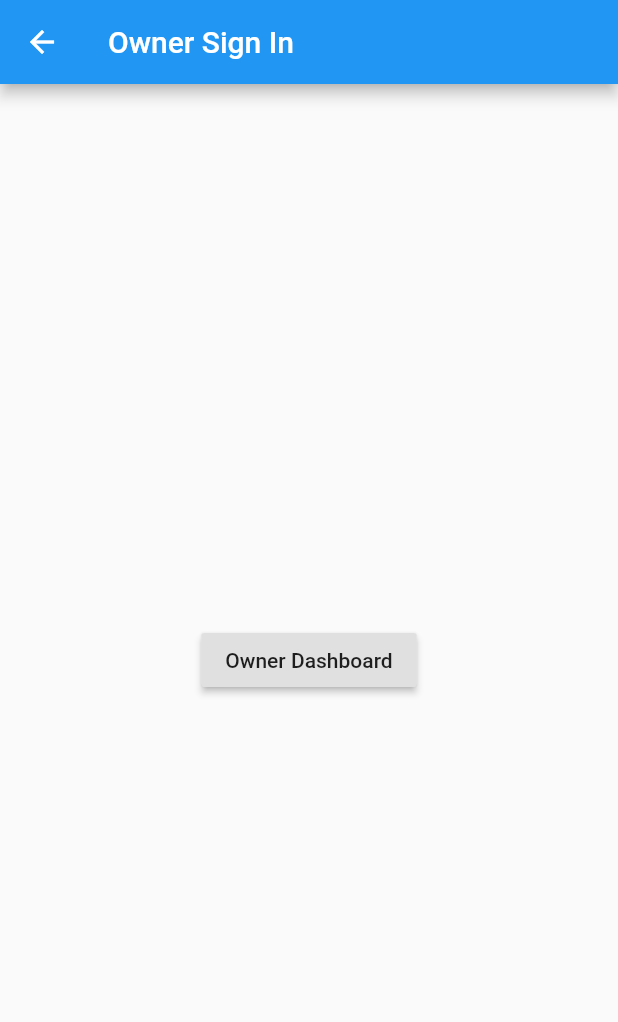
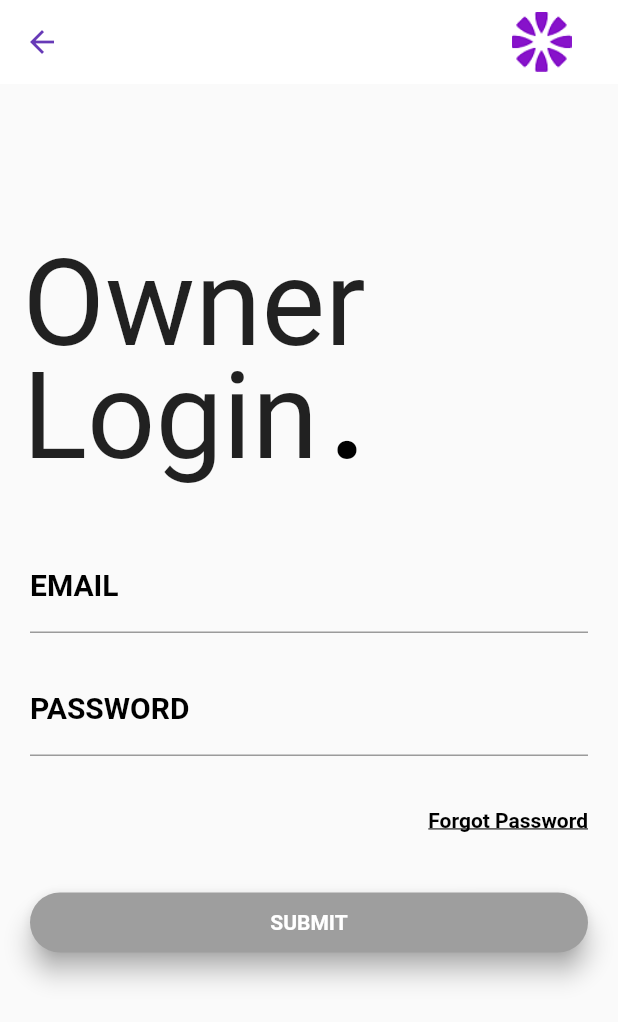
Before and after one commit to veronicakate/f_e_access_the_city, a Flutter app: the OwnerSignIn screen opened directly, on a phone screen of 412 x 824 dp. Shown: the top 1022 px of the screen. Run offline on Flutter 3.47's test engine with Material 2 defaults, Android fonts, the phone set to English and light mode, and no system bars; Roboto replaces fonts that are missing (Monstserrat, Montserrat).

Commit message:
update user login page to match user login

```diff
--- a/access_the_city/lib/pages/owners/sign_in_owner.dart
+++ b/access_the_city/lib/pages/owners/sign_in_owner.dart
@@ -5,20 +5,165 @@ class OwnerSignIn extends StatelessWidget {
   @override
   Widget build(BuildContext context) {
     return Scaffold(
+      resizeToAvoidBottomPadding: false,
         appBar: AppBar(
-        title: Text("Owner Sign In"),
+
+        backgroundColor: Colors.white,
+         elevation:0.0,
+
+    title: Row(
+     crossAxisAlignment:CrossAxisAlignment.center,
+      mainAxisAlignment:MainAxisAlignment.end,
+    children:[
+      Image.asset("images/logo.png", width:70.0,height:40.0),
+      Container(
+        // padding:const EdgeInsets.all(20.0),
+      )
+      ]
     ),
-      body: Center(
-        child: RaisedButton(
-          child: Text('Owner Dashboard'),
-          onPressed: () {
+        iconTheme: IconThemeData(color: Colors.deepPurple),
+                // iconTheme: IconThemeData(color: Colors.red,size:100, opacity: 1),
+
+      ),
+
+      body: Column(
+        crossAxisAlignment: CrossAxisAlignment.start,
+      children: <Widget>[
+        Container(
+          child: Stack(children: <Widget>[
+            Container(padding:  EdgeInsets.fromLTRB(15.0,100.0,0.0, 0.0),
+            child: Text(
+              'Owner',
+              style: TextStyle(
+                fontSize: 80.0, fontWeight: FontWeight.normal ),
+            ),
+            )   ,
+              Container(
+                padding:  EdgeInsets.fromLTRB(15.0,175.0,0.0, 0.0),
+            child: Text(
+              'Login',
+              style: TextStyle(
+                fontSize: 80.0, fontWeight: FontWeight.normal ),
+            ),
+            ),
+            Container(
+                padding:  EdgeInsets.fromLTRB(220.0,175.0,0.0, 0.0),
+            child: Text(
+              '.',
+              style: TextStyle(
+                fontSize: 80.0, fontWeight: FontWeight.bold,color: Colors.black ),
+            ),
+            )
+          ],
+          )
+          ),
+          Container(
+            padding: EdgeInsets.only(top:35.0,left: 20.0,right:20.0),
+            child: Column(children: <Widget>[
+              TextField(
+                decoration:  InputDecoration(
+                  labelText: 'EMAIL',
+                  labelStyle: TextStyle(fontFamily: 'Montserrat',
+                  fontWeight: FontWeight.bold ,
+                  color:Colors.black,
+                  fontSize: 20.0
+                  ),
+                focusedBorder: UnderlineInputBorder(borderSide:  BorderSide(color: Colors.black))
+
+                ),
+              ),
+              SizedBox(height: 20.0),
+              TextField(
+                decoration:  InputDecoration(
+                  labelText: 'PASSWORD',
+                  labelStyle: TextStyle(fontFamily: 'Montserrat',
+                  fontWeight: FontWeight.bold ,
+                  color:Colors.black,
+                  fontSize: 20.0
+                  ),
+                focusedBorder: UnderlineInputBorder(borderSide:  BorderSide(color: Colors.black))
+
+                ),
+                obscureText: true,
+              ),
+              SizedBox(height: 20.0),
+              Container (
+                alignment: Alignment(1.0,0.0),
+                padding:EdgeInsets.only(top:15.0,left: 20.0),
+                child: InkWell (
+                  child: Text('Forgot Password',
+                  style: TextStyle (color: Colors.black, fontWeight:  FontWeight.bold,
+                  fontFamily: 'Monstserrat',
+                  decoration: TextDecoration.underline ),
+                  ),
+                ),
+              ),
+              SizedBox(height: 40.0),
+              Container(
+                height: 40.0,
+                child: Material(
+                  borderRadius:  BorderRadius.circular(20.0),
+                  shadowColor: Colors.grey,
+                  color: Colors.grey,
+                  elevation: 7.0,
+                  child:GestureDetector (
+                    onTap: () {
        Navigator.push(
               context,
         MaterialPageRoute(builder: (context) => OwnerDashboard()),
           );
                     },
+                    child:Center(
+                      child:Text(
+                        'SUBMIT',
+                        style: TextStyle(
+                        color: Colors.white,
+                        fontWeight: FontWeight.bold,
+                        fontFamily:  'Montserrat'
                         ),
+                      ) ,
+                    )
+                  ),
+
+                ),
+              ),
+              SizedBox(height: 20.0),
+              Container(
+                height: 40.0,
+              )
+
+            ],
+            ),
+          )
+      ],
       ),
     );
   }
 }
+
+
+
+
+//////////////////////////////////////
+///
+///class UserSignIn extends StatelessWidget {
+//   @override
+//   Widget build(BuildContext context) {
+//     return Scaffold(
+//       appBar: AppBar(
+//         title: Text("User Sign In"),
+//       ),
+//       body: Center(
+//         child: RaisedButton(
+//           child: Text('User Dashboard'),
+//           onPressed: () {
+//             Navigator.push(
+//               context,
+//               MaterialPageRoute(builder: (context) => UserDashboard()),
+//             );
+//           },
+//         ),
+//       ),
+//     );
+//   }
+// }
```
Lines whose indentation alone changed are shown as unchanged.
